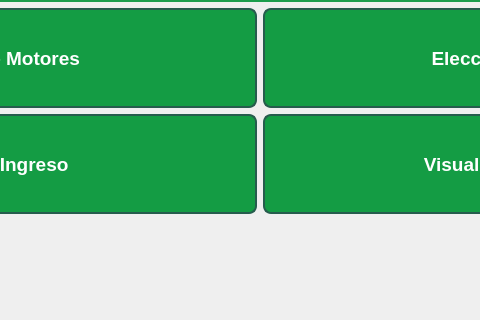
First picture: the form in mainwindow.ui, repository WenceslaoFB/InterfazAGV_QT, before the edit; both pictures show x 280 to 760 and y 280 to 600 of the 1080 by 600 pixel window.
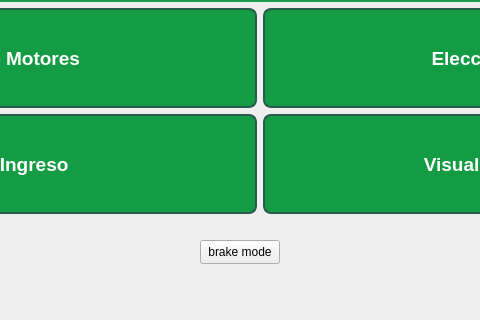
Second picture: the form after the edit. The open tabs and pages were chosen to show the change.

Commit message: se añade alive cada 25ms y comando para probar brake mode

Diff of the .ui file:
```diff
--- a/mainwindow.ui
+++ b/mainwindow.ui
@@ -2325,6 +2325,19 @@
        </item>
       </layout>
      </widget>
+     <widget class="QPushButton" name="brake_mode">
+      <property name="geometry">
+       <rect>
+        <x>470</x>
+        <y>520</y>
+        <width>80</width>
+        <height>24</height>
+       </rect>
+      </property>
+      <property name="text">
+       <string>brake mode</string>
+      </property>
+     </widget>
     </widget>
     <widget class="QWidget" name="ESTACION">
      <widget class="QPushButton" name="back_but_ESTACION">
```
Left out of the diff: 2 changed lines with no effect on the pictures. The commit also changes 2 other files.
